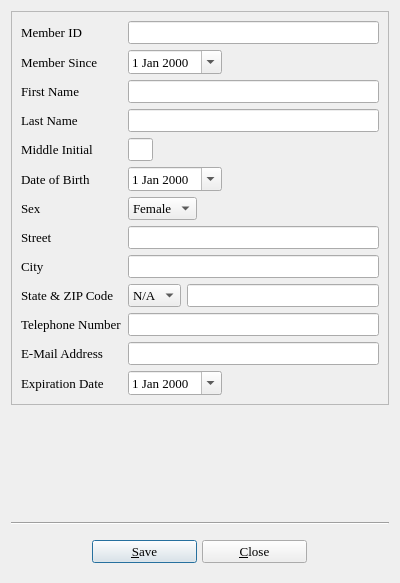
First picture: the form in userinfo.ui, repository textbrowser/biblioteq, before the edit.
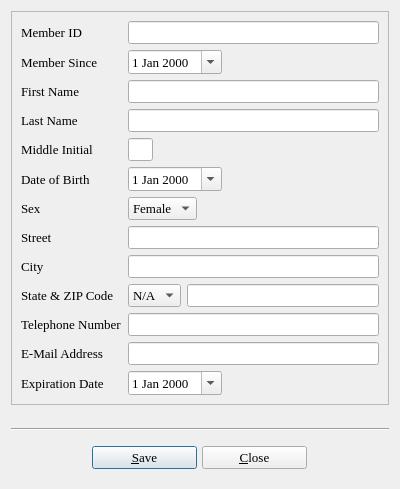
Second picture: the form after the edit. Icons and pictures are not drawn.

The edit to the form file:
```diff
--- a/userinfo.ui
+++ b/userinfo.ui
@@ -7,7 +7,7 @@
     <x>0</x>
     <y>0</y>
     <width>400</width>
-    <height>583</height>
+    <height>489</height>
    </rect>
   </property>
   <property name="font">
```
